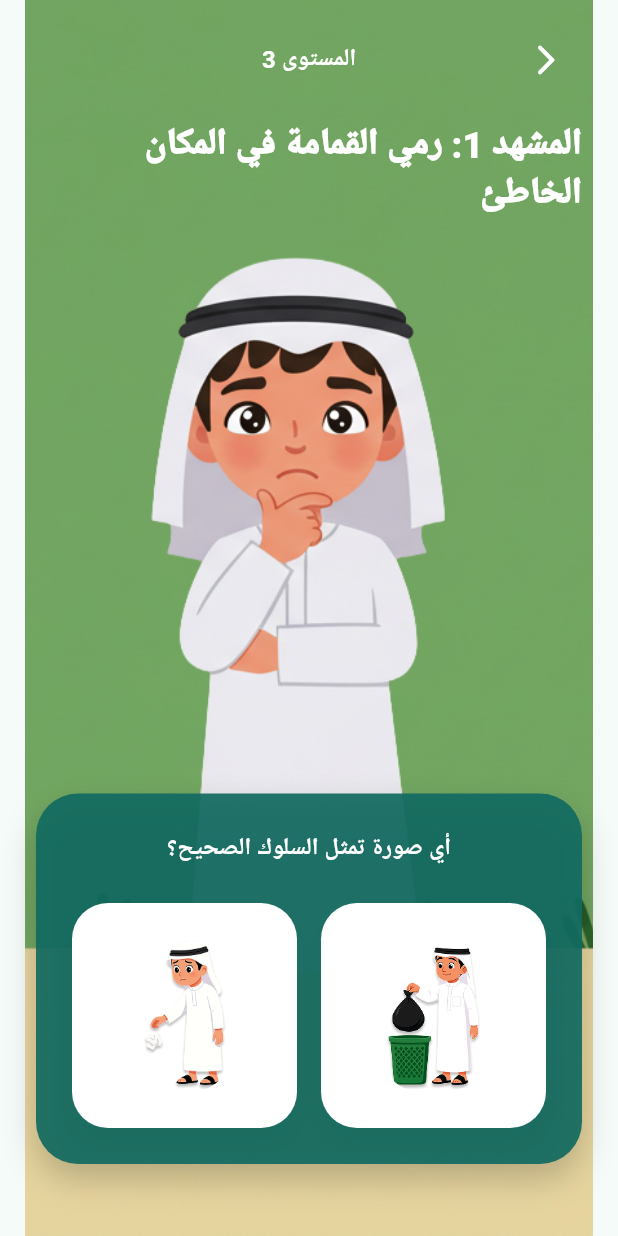
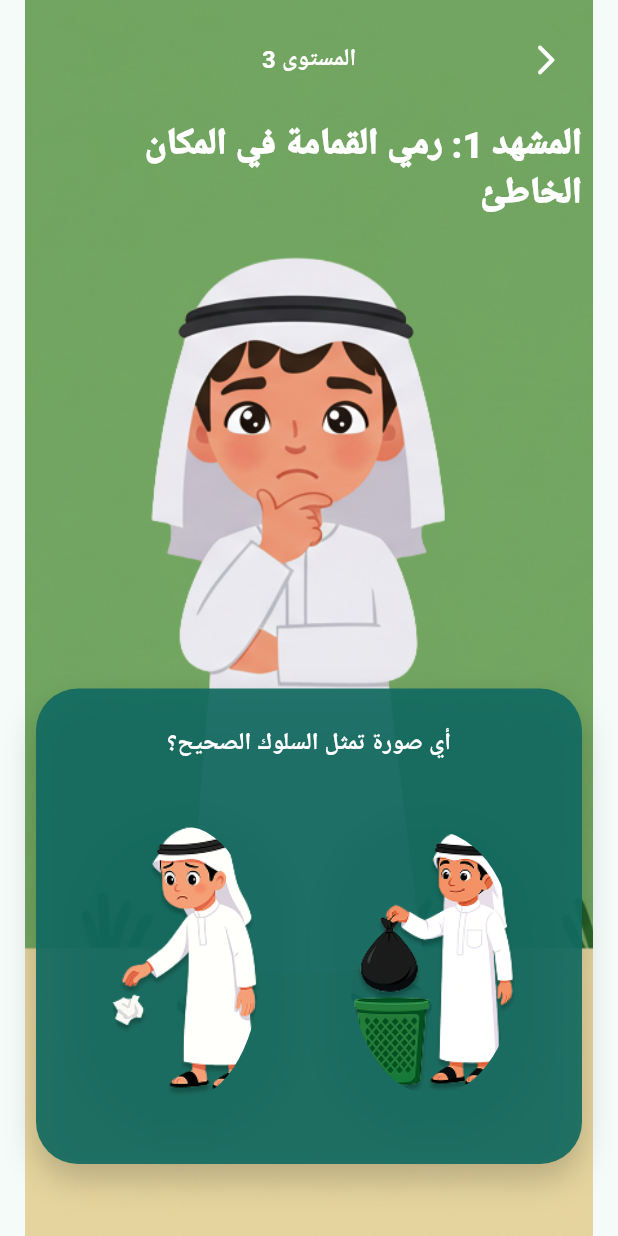
Before and after one commit to MostafaGamal84/Game, a Flutter app: the LevelThreeGameScreen screen opened directly, on a phone screen of 412 x 824 dp. Run offline on Flutter 3.47's test engine with Material 3 defaults, Android fonts, the phone set to English and light mode, and no system bars; our stand-ins replace audioplayers, google_fonts; Roboto replaces fonts that are missing (Tajawal).

Commit message:
Adjust level three choice styling

```diff
--- a/lib/screens/level_three_game_screen.dart
+++ b/lib/screens/level_three_game_screen.dart
@@ -337,10 +337,10 @@ class _ChoiceTile extends StatelessWidget {
       onTap: isInteractive ? onTap : null,
       child: AnimatedContainer(
         duration: const Duration(milliseconds: 200),
-        padding: const EdgeInsets.all(16),
+        padding: const EdgeInsets.all(12),
+        constraints: const BoxConstraints(minHeight: 220),
         decoration: BoxDecoration(
-          color: Colors.white,
-          borderRadius: BorderRadius.circular(24),
+          borderRadius: BorderRadius.circular(999),
           border: Border.all(
             color: highlightCorrect
                 ? const Color(0xFF00B894)
@@ -361,9 +361,8 @@ class _ChoiceTile extends StatelessWidget {
             alignment: Alignment.center,
             children: [
               Padding(
-                padding: const EdgeInsets.all(6.0),
-                child: ClipRRect(
-                  borderRadius: BorderRadius.circular(20),
+                padding: const EdgeInsets.all(4.0),
+                child: ClipOval(
                   child: Image.asset(
                     assetPath,
                     fit: BoxFit.cover,
```
